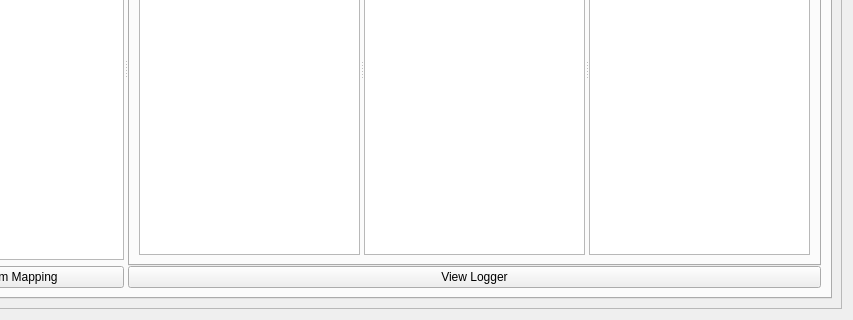
First picture: the form in user-motor-gui.ui, repository ctslac/lcls-user-motor-gui, before the edit; both pictures show x 132 to 985 and y 265 to 585 of the 985 by 585 pixel window.
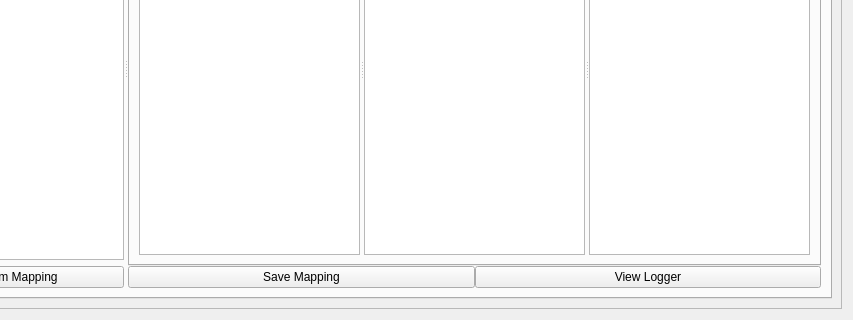
Second picture: the form after the edit. Custom widgets are drawn as their Qt base class.

Commit message: fixed unit test data, added a None option, and saved mapping button(still need to implement)

What changed in the file:
```diff
--- a/user-motor-gui.ui
+++ b/user-motor-gui.ui
@@ -131,16 +131,6 @@
                  <property name="spacing">
                   <number>0</number>
                  </property>
-                 <item row="2" column="0">
-                  <widget class="PyDMPushButton" name="view_logger_button">
-                   <property name="toolTip">
-                    <string/>
-                   </property>
-                   <property name="text">
-                    <string>View Logger</string>
-                   </property>
-                  </widget>
-                 </item>
                  <item row="1" column="0">
                   <widget class="QTabWidget" name="tabWidget_2">
                    <property name="currentIndex">
@@ -185,6 +175,33 @@
                    </widget>
                   </widget>
                  </item>
+                 <item row="2" column="0">
+                  <layout class="QHBoxLayout" name="horizontalLayout_6">
+                   <property name="bottomMargin">
+                    <number>0</number>
+                   </property>
+                   <item>
+                    <widget class="PyDMPushButton" name="save_mapping_button">
+                     <property name="toolTip">
+                      <string/>
+                     </property>
+                     <property name="text">
+                      <string>Save Mapping</string>
+                     </property>
+                    </widget>
+                   </item>
+                   <item>
+                    <widget class="PyDMPushButton" name="view_logger_button">
+                     <property name="toolTip">
+                      <string/>
+                     </property>
+                     <property name="text">
+                      <string>View Logger</string>
+                     </property>
+                    </widget>
+                   </item>
+                  </layout>
+                 </item>
                 </layout>
                </widget>
               </widget>
```
Left out of the diff: 2 changed lines with no effect on the pictures. The commit also changes 2 other files.
